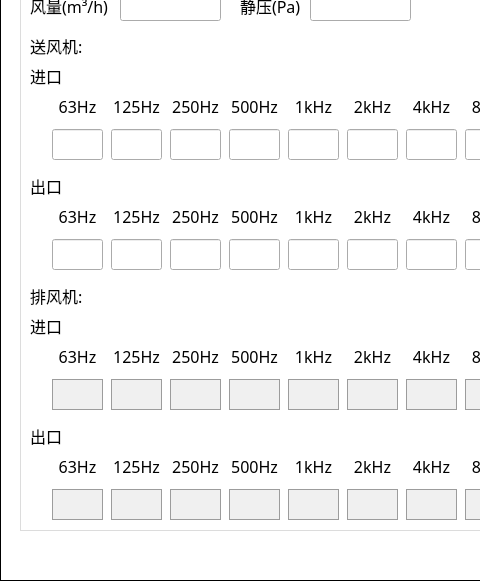
Above: NoiseCalSoft/inputDialog/dialog_aircondition_noise.ui from haobana/NoiCal before the change; both pictures show x 0 to 480 and y 151 to 734 of the 651 by 734 pixel window. Below: the same form after it.
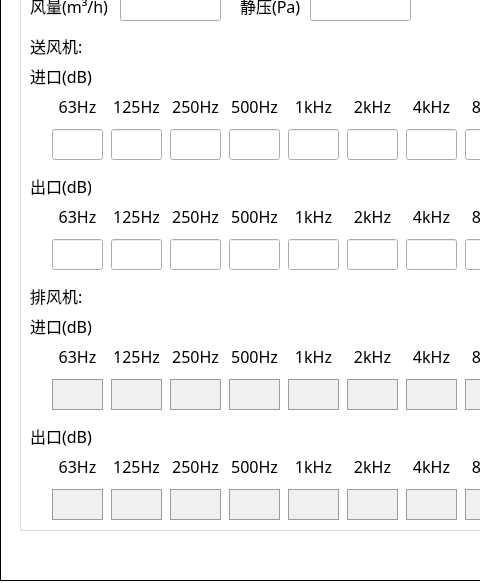
That is the form after the change. Icons and pictures are not drawn.

```diff
--- a/NoiseCalSoft/inputDialog/dialog_aircondition_noise.ui
+++ b/NoiseCalSoft/inputDialog/dialog_aircondition_noise.ui
@@ -783,7 +783,7 @@
       <rect>
        <x>10</x>
        <y>120</y>
-       <width>41</width>
+       <width>71</width>
        <height>31</height>
       </rect>
      </property>
@@ -794,7 +794,7 @@
       </font>
      </property>
      <property name="text">
-      <string>进口</string>
+      <string>进口(dB)</string>
      </property>
     </widget>
     <widget class="QLabel" name="label_19">
@@ -802,7 +802,7 @@
       <rect>
        <x>10</x>
        <y>230</y>
-       <width>41</width>
+       <width>61</width>
        <height>31</height>
       </rect>
      </property>
@@ -813,7 +813,7 @@
       </font>
      </property>
      <property name="text">
-      <string>出口</string>
+      <string>出口(dB)</string>
      </property>
     </widget>
     <widget class="QWidget" name="layoutWidget_3">
@@ -1981,7 +1981,7 @@
       <rect>
        <x>10</x>
        <y>370</y>
-       <width>41</width>
+       <width>71</width>
        <height>31</height>
       </rect>
      </property>
@@ -1992,7 +1992,7 @@
       </font>
      </property>
      <property name="text">
-      <string>进口</string>
+      <string>进口(dB)</string>
      </property>
     </widget>
     <widget class="QWidget" name="layoutWidget_2">
@@ -2591,7 +2591,7 @@
       <rect>
        <x>10</x>
        <y>480</y>
-       <width>41</width>
+       <width>71</width>
        <height>31</height>
       </rect>
      </property>
@@ -2602,7 +2602,7 @@
       </font>
      </property>
      <property name="text">
-      <string>出口</string>
+      <string>出口(dB)</string>
      </property>
     </widget>
    </widget>
```
